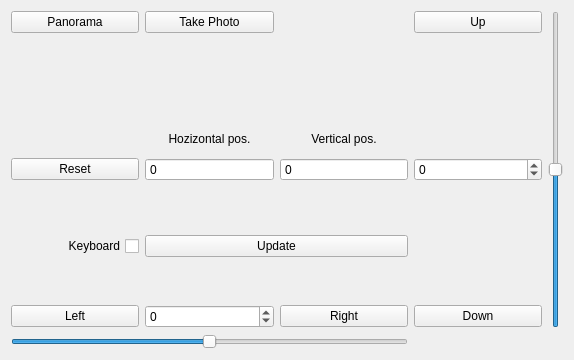
Above: rover_cam_control/resource/cam_control.ui from robotique-udes/rover before the change. Below: the same form after it.
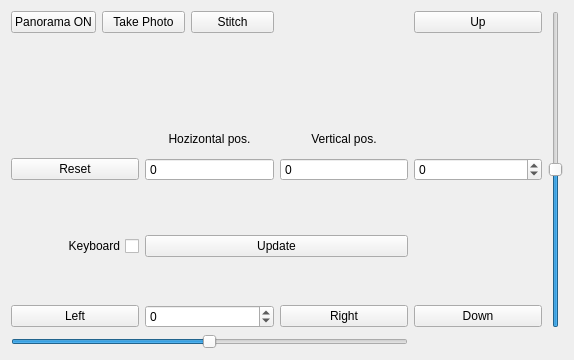
That is the form after the change.

Commit message: added enable/disable pano btn

The edit to the form file:
```diff
--- a/rover_cam_control/resource/cam_control.ui
+++ b/rover_cam_control/resource/cam_control.ui
@@ -169,13 +169,6 @@
        </property>
       </widget>
      </item>
-     <item row="5" column="2">
-      <widget class="QPushButton" name="take_photo_btn">
-       <property name="text">
-        <string>Take Photo</string>
-       </property>
-      </widget>
-     </item>
      <item row="8" column="1">
       <widget class="QPushButton" name="cam_reset_btn">
        <property name="text">
@@ -254,12 +247,30 @@
        </property>
       </spacer>
      </item>
-     <item row="5" column="1">
+     <item row="5" column="1" colspan="2">
+      <layout class="QHBoxLayout" name="horizontalLayout">
+       <item>
+        <widget class="QPushButton" name="pano_btn">
+         <property name="text">
+          <string>Panorama ON</string>
+         </property>
+        </widget>
+       </item>
+       <item>
+        <widget class="QPushButton" name="take_photo_btn">
+         <property name="text">
+          <string>Take Photo</string>
+         </property>
+        </widget>
+       </item>
+       <item>
       <widget class="QPushButton" name="stitch_pano_btn">
        <property name="text">
-        <string>Panorama</string>
-       </property>
-      </widget>
+          <string>Stitch</string>
+         </property>
+        </widget>
+       </item>
+      </layout>
      </item>
     </layout>
    </item>
```
Left out of the diff: 2 changed lines with no effect on the pictures. Lines whose indentation alone changed are shown as unchanged. The commit also changes 1 other file.
